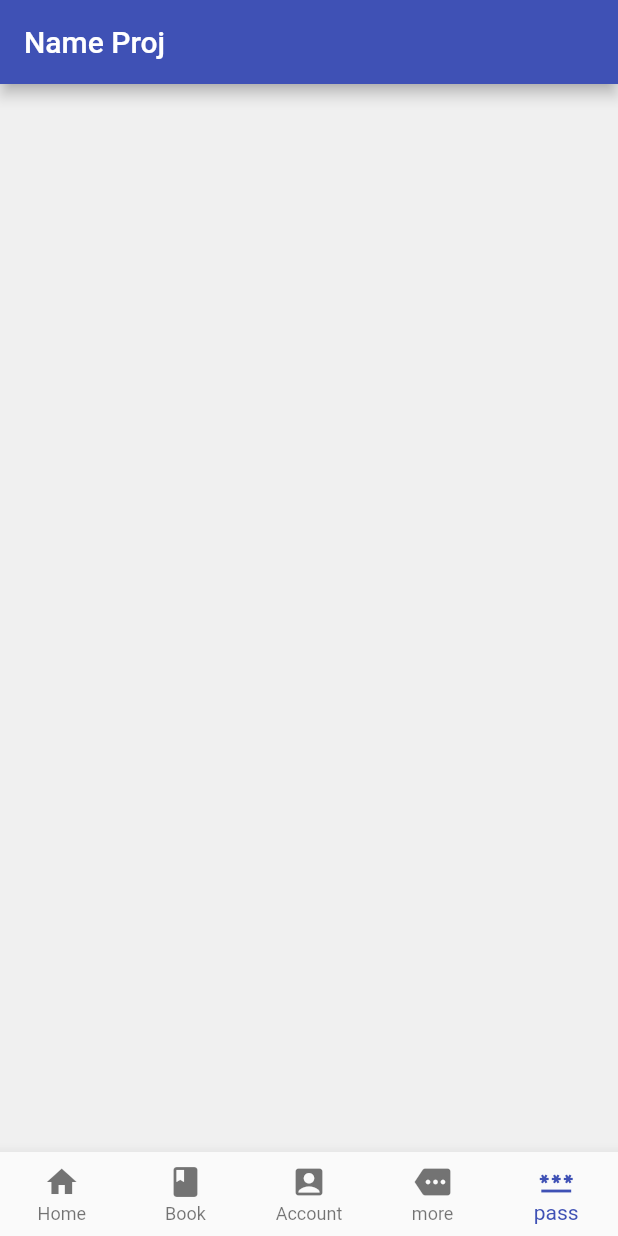
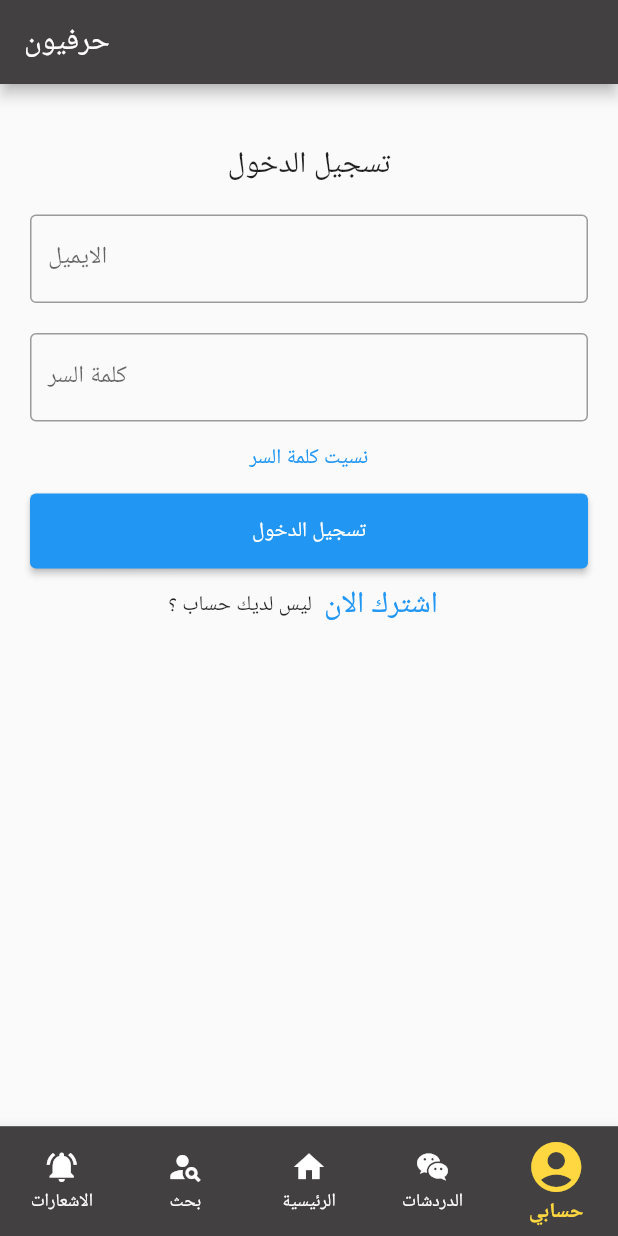
Before and after one commit to AshrafHamayel/graduate_proj, a Flutter app: the screen it shows after launch, item 5 of the bottom bar chosen, on a phone screen of 412 x 824 dp. Run offline on Flutter 3.47's test engine with Material 2 defaults, Android fonts, the phone set to English and light mode, and no system bars.

Commit message:
page sign in

```diff
--- a/lib/main.dart
+++ b/lib/main.dart
@@ -13,17 +13,8 @@ class MyApp extends StatelessWidget {
     return MaterialApp(
       title: 'Flutter Demo',
       theme: ThemeData(
+        primarySwatch: Colors.blue,
 
-        // This is the theme of your application.
-        //
-        // Try running your application with "flutter run". You'll see the
-        // application has a blue toolbar. Then, without quitting the app, try
-        // changing the primarySwatch below to Colors.green and then invoke
-        // "hot reload" (press "r" in the console where you ran "flutter run",
-        // or simply save your changes to "hot reload" in a Flutter IDE).
-        // Notice that the counter didn't reset back to zero; the application
-        // is not restarted.
-        primarySwatch: Colors.indigo,
       ),
       home: mainPage(),
     );
--- a/lib/mainPage.dart
+++ b/lib/mainPage.dart
@@ -1,5 +1,7 @@
 import 'package:flutter/material.dart';
 import 'homePage.dart';
+import 'signIn.dart';
+
 class mainPage extends StatefulWidget {
   @override
   State<StatefulWidget>createState() {
@@ -10,16 +12,22 @@ class mainPage extends StatefulWidget {
 }
 
 class _mainState extends State<mainPage>{
-  var _currentIndex =0;
+  var _currentIndex =2;
   @override
   Widget build(BuildContext context) {
     return Scaffold(
       appBar: AppBar(
-        title: Text("Name Proj"),
+        title: Text("حرفيون"),
+        backgroundColor:Color.fromARGB(255, 66, 64, 64)
       ),
 
-      backgroundColor: Color(0xFFF0F0F0),
+      backgroundColor: Color.fromARGB(255, 37, 35, 36),
       bottomNavigationBar: BottomNavigationBar(
+      backgroundColor: Color.fromARGB(255, 66, 64, 64),
+      unselectedItemColor: Colors.white,
+      selectedIconTheme: IconThemeData(color: Colors.amberAccent, size: 40),
+      selectedItemColor: Colors.amberAccent,
+      selectedLabelStyle: TextStyle(fontWeight: FontWeight.bold),
         currentIndex: _currentIndex,
         type:BottomNavigationBarType.fixed,
         onTap:(index){
@@ -27,12 +35,15 @@ class _mainState extends State<mainPage>{
               _currentIndex=index;
             });
         },
+
+
         items:[
-           BottomNavigationBarItem(icon: Icon(Icons.home), label: 'Home'),
-           BottomNavigationBarItem(icon: Icon(Icons.book), label: 'Book'),
-           BottomNavigationBarItem(icon: Icon(Icons.account_box), label: 'Account'),
-           BottomNavigationBarItem(icon: Icon(Icons.more), label: 'more'),
-          BottomNavigationBarItem(icon: Icon(Icons.password_sharp), label: 'pass'),
+
+           BottomNavigationBarItem(icon: Icon(Icons.notifications_active), label: 'الاشعارات'),
+           BottomNavigationBarItem(icon: Icon(Icons.person_search), label: 'بحث'),
+           BottomNavigationBarItem(icon: Icon(Icons.home), label: 'الرئيسية'),
+          BottomNavigationBarItem(icon: Icon(Icons.wechat), label: 'الدردشات'),
+          BottomNavigationBarItem(icon: Icon(Icons.account_circle), label: 'حسابي'),
 
 
 
@@ -44,8 +55,14 @@ class _mainState extends State<mainPage>{
   }
 
   getBodyWidget() {
+         if(_currentIndex==2)
+         return HomePage();
 
-         return(_currentIndex ==0)? HomePage() :Container();
+         else if(_currentIndex==4)
+         return SignIn() ;
+
+         else
+         return Container();
 
   }
 }
--- /dev/null
+++ b/lib/signIn.dart
@@ -0,0 +1,111 @@
+import 'package:flutter/material.dart';
+
+void main() => runApp(const SignIn());
+
+class SignIn extends StatelessWidget {
+  const SignIn({Key? key}) : super(key: key);
+
+  //static const String _title = 'Sample App';
+
+  @override
+  Widget build(BuildContext context) {
+    return MaterialApp(
+      //title: _title,
+      home: Scaffold(
+        //appBar: AppBar(title: const Text(_title)),
+        body: const MyStatefulWidget(),
+      ),
+    );
+  }
+}
+
+class MyStatefulWidget extends StatefulWidget {
+  const MyStatefulWidget({Key? key}) : super(key: key);
+
+  @override
+  State<MyStatefulWidget> createState() => _MyStatefulWidgetState();
+}
+
+class _MyStatefulWidgetState extends State<MyStatefulWidget> {
+  TextEditingController nameController = TextEditingController();
+  TextEditingController passwordController = TextEditingController();
+
+  @override
+  Widget build(BuildContext context) {
+    return Padding(
+        padding: const EdgeInsets.all(10),
+        child: ListView(
+          children: <Widget>[
+            Container(
+                alignment: Alignment.center,
+                padding: const EdgeInsets.all(10),
+
+             ),
+            Container(
+                alignment: Alignment.center,
+                padding: const EdgeInsets.all(10),
+
+                child: const Text(
+                        textDirection: TextDirection.rtl,
+
+                  'تسجيل الدخول',
+                  style: TextStyle(fontSize: 20),
+                )),
+            Container(
+              padding: const EdgeInsets.all(10),
+              child: TextField(
+                controller: nameController,
+                decoration: const InputDecoration(
+                  border: OutlineInputBorder(),
+                  labelText: 'الايميل',
+                ),
+              ),
+            ),
+            Container(
+              padding: const EdgeInsets.fromLTRB(10, 10, 10, 0),
+              child: TextField(
+                obscureText: true,
+                controller: passwordController,
+                decoration: const InputDecoration(
+                  border: OutlineInputBorder(),
+                  labelText: 'كلمة السر',
+                ),
+              ),
+            ),
+            TextButton(
+              onPressed: () {
+                //forgot password screen
+              },
+              child: const Text('نسيت كلمة السر',),
+            ),
+            Container(
+                height: 50,
+                padding: const EdgeInsets.fromLTRB(10, 0, 10, 0),
+                child: ElevatedButton(
+                  child: const Text('تسجيل الدخول'),
+                  onPressed: () {
+                    print(nameController.text);
+                    print(passwordController.text);
+                  },
+                )
+            ),
+            Row(
+              children: <Widget>[
+
+                const Text('ليس لديك حساب ؟'),
+                TextButton(
+                  child: const Text(
+                    'اشترك الان',
+                    style: TextStyle(fontSize: 20),
+                  ),
+                  onPressed: () {
+                    //signup screen
+                  },
+                )
+              ],
+              mainAxisAlignment: MainAxisAlignment.center,
+            ),
+          ],
+        ));
+  }
+}
```
Also changed, not shown: lib/homePage.dart (+81 -25 lines).
